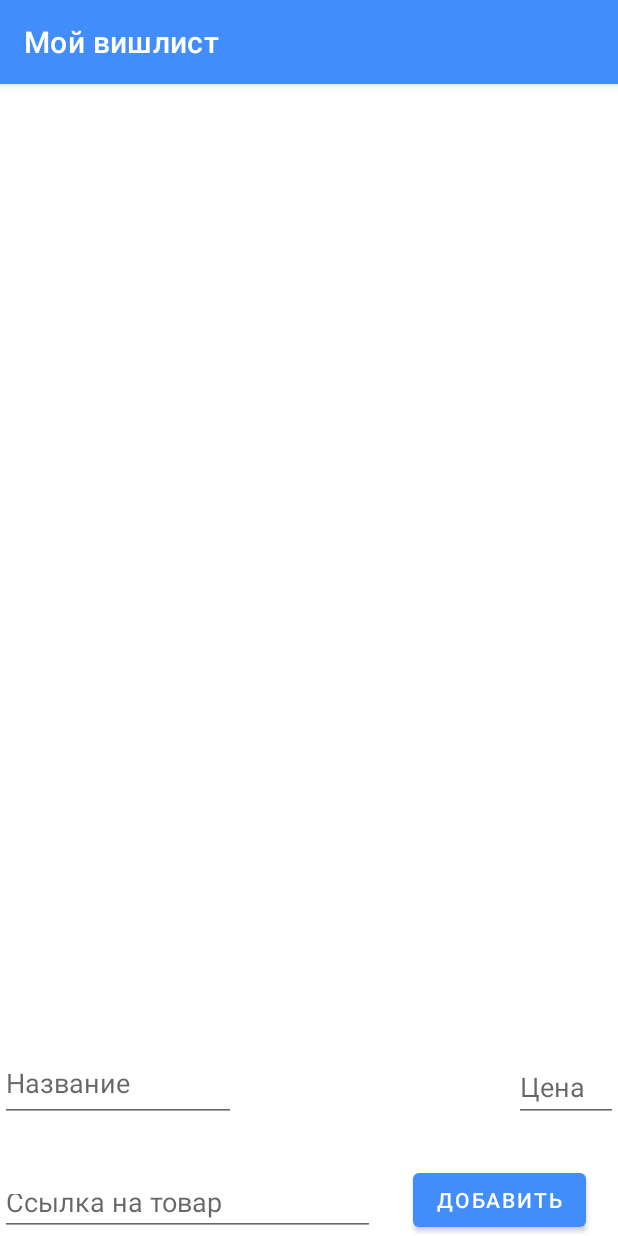
After one commit to lloppy/naumen-test-task, an Android app: the ItemActivity screen opened directly, with no data from a screen before it, on a phone screen of 412 x 824 dp. The commit adds this screen. Run offline under Robolectric (Android 15) with nearby library versions, the phone set to English and light mode, and no system bars.

Commit message:
change listItem

```diff
--- a/QR-Chemistry-main/app/src/main/AndroidManifest.xml
+++ b/QR-Chemistry-main/app/src/main/AndroidManifest.xml
@@ -16,6 +16,9 @@
             android:exported="false" />
         <activity
             android:name=".StartFourActivity"
+            android:exported="false" />
+        <activity
+            android:name=".ItemActivity"
             android:exported="false" />
         <activity
             android:name=".StartThirdActivity"
--- /dev/null
+++ b/QR-Chemistry-main/app/src/main/java/com/example/shibarichat/Item.kt
@@ -0,0 +1,4 @@
+package com.example.shibarichat
+
+class Item(var name: String, var price: String, var link: String) {
+}
--- /dev/null
+++ b/QR-Chemistry-main/app/src/main/java/com/example/shibarichat/ItemActivity.kt
@@ -0,0 +1,36 @@
+package com.example.shibarichat
+
+import android.os.Bundle
+import android.util.Log
+import android.widget.Button
+import android.widget.EditText
+import androidx.appcompat.app.AppCompatActivity
+import androidx.recyclerview.widget.LinearLayoutManager
+import androidx.recyclerview.widget.RecyclerView
+import com.example.shibarichat.Item
+
+class ItemActivity : AppCompatActivity(){
+    lateinit var data: ArrayList<Item>
+    override fun onCreate(savedInstanceState: Bundle?) {
+        super.onCreate(savedInstanceState)
+        setContentView(R.layout.item_activity)
+        var index = 0
+        val button = findViewById<Button>(R.id.button)
+        val nameInput = findViewById<EditText>(R.id.name)
+        val priceInput = findViewById<EditText>(R.id.price)
+        val linkInput = findViewById<EditText>(R.id.link)
+        val wishRv = findViewById<RecyclerView>(R.id.wishRv)
+        data = ArrayList()
+        var adapter = WishlistAdapter(data)
+        wishRv.adapter = adapter
+        wishRv.layoutManager = LinearLayoutManager(this)
+        button.setOnClickListener {
+            data.add(Item(nameInput.text.toString(), priceInput.text.toString(), linkInput.text.toString()))
+            adapter.notifyItemInserted(index)
+
+            index++
+
+            uploadToFirebase()
+        }
+    }
+}
--- a/QR-Chemistry-main/app/src/main/res/layout/activity_start.xml
+++ b/QR-Chemistry-main/app/src/main/res/layout/activity_start.xml
@@ -27,7 +27,7 @@
         android:layout_marginBottom="90dp"
         android:text="Далее"
         android:textStyle="bold"
-        android:textColor="@color/dark"
+        android:textColor="@color/white"
         android:backgroundTint="#7D79FF"
         app:layout_constraintBottom_toBottomOf="parent"
         app:layout_constraintEnd_toEndOf="parent"
--- a/QR-Chemistry-main/app/src/main/res/layout/activity_start_second.xml
+++ b/QR-Chemistry-main/app/src/main/res/layout/activity_start_second.xml
@@ -11,7 +11,7 @@
         android:id="@+id/imageView"
         android:layout_width="0dp"
         android:layout_height="355dp"
-        android:layout_marginTop="60dp"
+        android:layout_marginTop="90dp"
         app:layout_constraintEnd_toEndOf="parent"
         app:layout_constraintStart_toStartOf="parent"
         app:layout_constraintTop_toTopOf="parent"
--- a/QR-Chemistry-main/app/src/main/res/layout/activity_start_third.xml
+++ b/QR-Chemistry-main/app/src/main/res/layout/activity_start_third.xml
@@ -14,7 +14,7 @@
         app:layout_constraintBottom_toTopOf="@+id/button"
         app:layout_constraintEnd_toEndOf="parent"
         app:layout_constraintHorizontal_bias="0.666"
-        android:layout_marginBottom="90dp"
+        android:layout_marginBottom="60dp"
         app:layout_constraintStart_toStartOf="parent"
         app:srcCompat="@drawable/third" />
 
@@ -44,6 +44,7 @@
         android:layout_marginLeft="20dp"
         android:layout_marginRight="20dp"
         app:layout_constraintBottom_toTopOf="@+id/imageView"
+        android:layout_marginTop="70dp"
         app:layout_constraintEnd_toEndOf="parent"
         app:layout_constraintStart_toStartOf="parent"
         app:layout_constraintTop_toTopOf="parent" />
--- /dev/null
+++ b/QR-Chemistry-main/app/src/main/res/layout/item_activity.xml
@@ -0,0 +1,54 @@
+<androidx.constraintlayout.widget.ConstraintLayout xmlns:android="http://schemas.android.com/apk/res/android"
+    xmlns:app="http://schemas.android.com/apk/res-auto"
+    xmlns:tools="http://schemas.android.com/tools"
+    android:layout_width="match_parent"
+    android:layout_height="match_parent"
+    tools:context=".ItemActivity">
+
+
+    <androidx.recyclerview.widget.RecyclerView
+        android:id="@+id/wishRv"
+        android:layout_width="match_parent"
+        android:layout_height="500dp"
+        app:layout_constraintBottom_toTopOf="@+id/name"
+        app:layout_constraintEnd_toEndOf="parent"
+        app:layout_constraintStart_toStartOf="parent"
+        app:layout_constraintTop_toTopOf="parent" />
+
+    <EditText
+        android:id="@+id/name"
+        android:layout_width="157dp"
+        android:layout_height="51dp"
+        android:hint="Название"
+        android:layout_marginBottom="76dp"
+        app:layout_constraintBottom_toBottomOf="parent"
+        app:layout_constraintStart_toStartOf="parent"></EditText>
+
+    <EditText
+        android:id="@+id/price"
+        android:layout_width="69dp"
+        android:layout_height="46dp"
+        android:hint="Цена"
+        android:layout_marginBottom="76dp"
+        app:layout_constraintBottom_toBottomOf="parent"
+        app:layout_constraintEnd_toEndOf="parent"></EditText>
+
+    <EditText
+        android:id="@+id/link"
+        android:layout_width="250dp"
+        android:layout_height="38dp"
+        android:hint="Ссылка на товар"
+        app:layout_constraintBottom_toBottomOf="parent"
+        app:layout_constraintRight_toLeftOf="@id/button"
+        app:layout_constraintStart_toStartOf="parent"></EditText>
+
+    <Button
+        android:id="@+id/button"
+        android:layout_width="wrap_content"
+        android:layout_height="wrap_content"
+        android:layout_marginStart="4dp"
+        android:text="Добавить"
+        app:layout_constraintBottom_toBottomOf="parent"
+        app:layout_constraintEnd_toEndOf="parent"
+        app:layout_constraintStart_toEndOf="@+id/link" />
+</androidx.constraintlayout.widget.ConstraintLayout>
--- a/QR-Chemistry-main/app/src/main/res/values/strings.xml
+++ b/QR-Chemistry-main/app/src/main/res/values/strings.xml
@@ -1,5 +1,5 @@
 <resources>
-    <string name="app_name">5ка по химии</string>
+    <string name="app_name">Мой вишлист</string>
     <string name="message">Message</string>
     <string name="first">Подарки должны быть полезными</string>
     <string name="second">Собирай свой вишлист...</string>
```
Also changed, not shown: QR-Chemistry-main/app/src/main/java/com/example/shibarichat/ItemAdapter.kt (added, +53 -0 lines), QR-Chemistry-main/app/src/main/java/com/example/shibarichat/MainActivity.kt (+11 -5 lines), QR-Chemistry-main/app/src/main/java/com/example/shibarichat/Points.kt (deleted, +0 -11 lines), QR-Chemistry-main/app/src/main/res/layout/activity_main.xml (+0 -83 lines), QR-Chemistry-main/app/src/main/res/layout/item_item.xml (added, +39 -0 lines), QR-Chemistry-main/app/src/main/res/layout/wishlist_item.xml (added, +122 -0 lines).
